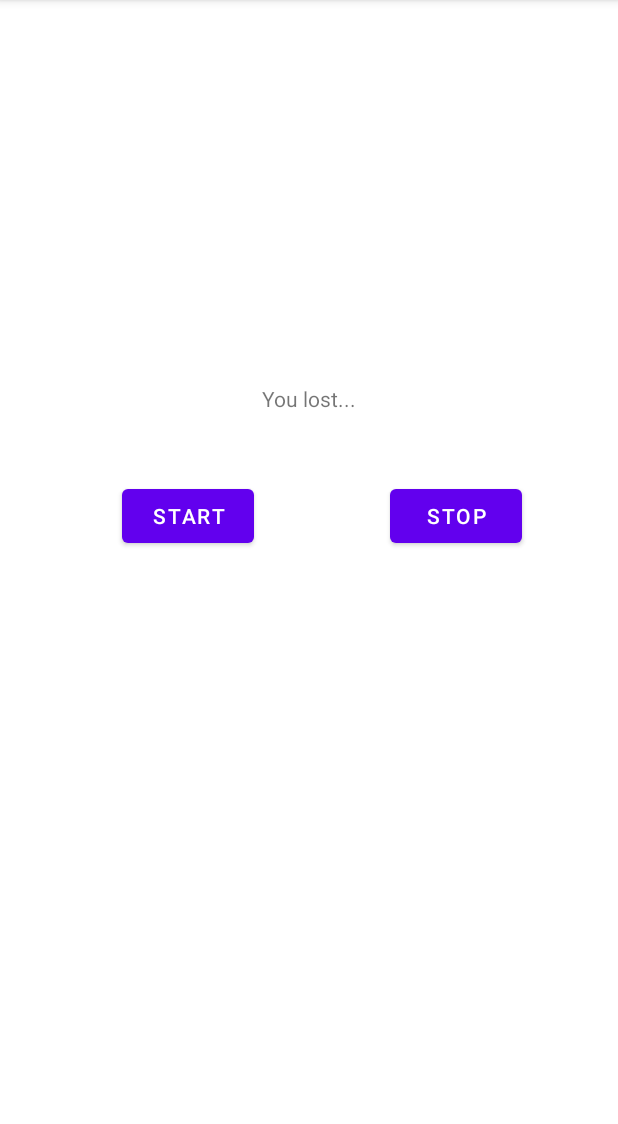
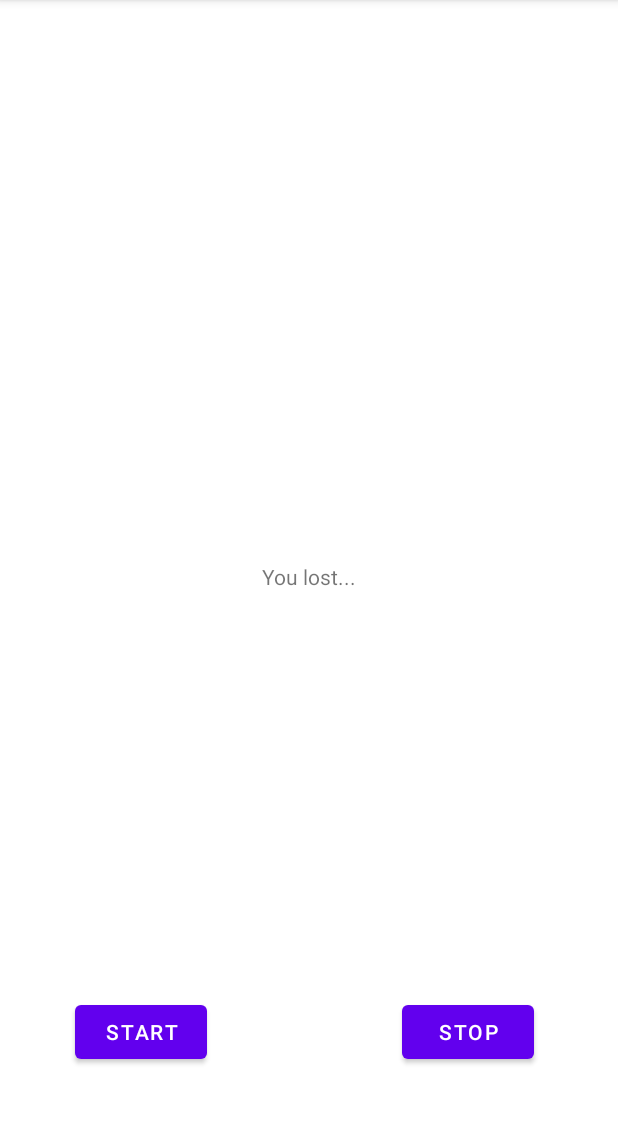
Before and after one commit to HarlockOfficial/DVA232_Project, an Android app: the BlowActivity screen opened directly, with no data from a screen before it, after a tap on "STOP", on a phone screen of 412 x 824 dp, the part 84-1208 px from its top. Run offline under Robolectric (Android 15) with nearby library versions, the phone set to English and light mode, and no system bars; network calls fail; 1 other tap on this screen came first.

Commit message:
Tic Tac Toe winner fix Blowing game position of the ball

```diff
--- a/ProjectGroup7/app/src/main/java/se/mdh/student/dva232/projectgroup7/TicTacToe.kt
+++ b/ProjectGroup7/app/src/main/java/se/mdh/student/dva232/projectgroup7/TicTacToe.kt
@@ -122,7 +122,7 @@ class TicTacToe : AppCompatActivity(), ActivityInterface {
         val winner = JSONObject(response["response"] as String)["winner"]
         if (winner == "") {
             return false
-        } else if (winner == this.symbol) {
+        } else if (winner == this.symbol.symbol) {
             // TODO visualize win
             runOnUiThread {
                 result.text = getString(R.string.win)
--- a/ProjectGroup7/app/src/main/res/layout/activity_blow.xml
+++ b/ProjectGroup7/app/src/main/res/layout/activity_blow.xml
@@ -10,10 +10,10 @@
         android:id="@+id/record_start"
         android:layout_width="wrap_content"
         android:layout_height="wrap_content"
-        android:layout_marginTop="320dp"
+        android:layout_marginTop="664dp"
         android:text="Start"
         app:layout_constraintEnd_toStartOf="@+id/record_stop"
-        app:layout_constraintHorizontal_bias="0.472"
+        app:layout_constraintHorizontal_bias="0.278"
         app:layout_constraintStart_toStartOf="parent"
         app:layout_constraintTop_toTopOf="parent" />
 
@@ -21,8 +21,8 @@
         android:id="@+id/record_stop"
         android:layout_width="wrap_content"
         android:layout_height="wrap_content"
-        android:layout_marginTop="320dp"
-        android:layout_marginEnd="64dp"
+        android:layout_marginTop="664dp"
+        android:layout_marginEnd="56dp"
         android:text="Stop"
         app:layout_constraintEnd_toEndOf="parent"
         app:layout_constraintTop_toTopOf="parent" />
@@ -31,8 +31,12 @@
         android:id="@+id/textView"
         android:layout_width="wrap_content"
         android:layout_height="wrap_content"
-        android:layout_marginTop="256dp"
+        android:layout_marginStart="16dp"
+        android:layout_marginTop="32dp"
+        android:layout_marginEnd="16dp"
+        android:layout_marginBottom="32dp"
         android:text="TEMP"
+        app:layout_constraintBottom_toBottomOf="parent"
         app:layout_constraintEnd_toEndOf="parent"
         app:layout_constraintStart_toStartOf="parent"
         app:layout_constraintTop_toTopOf="parent" />
```
